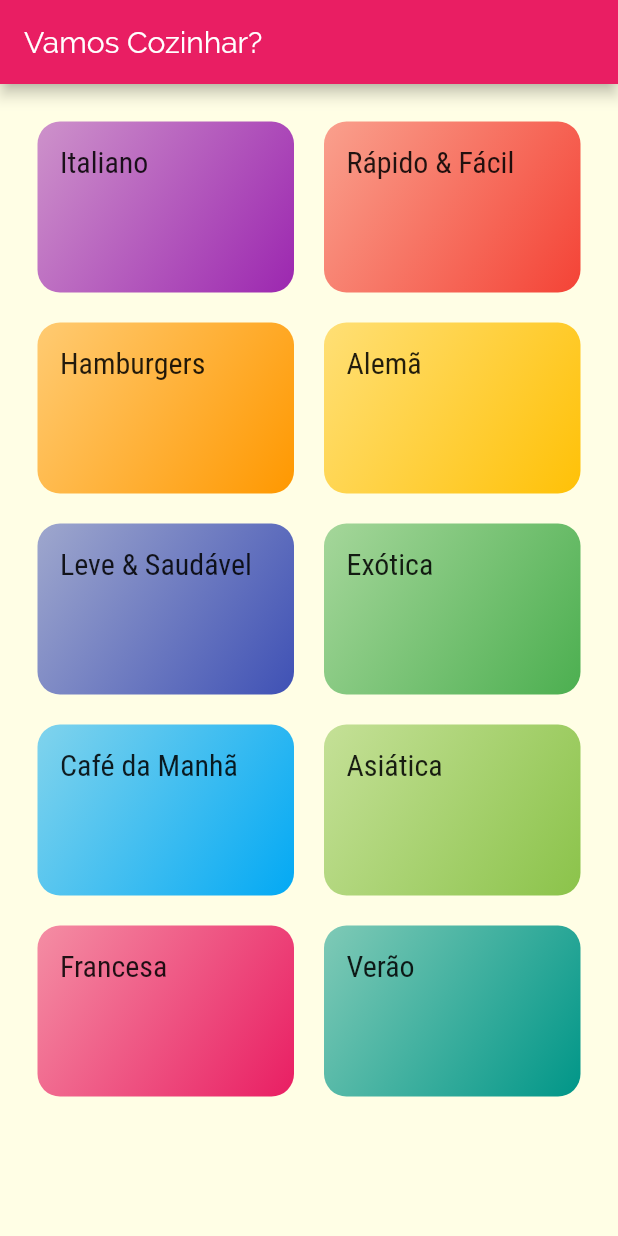
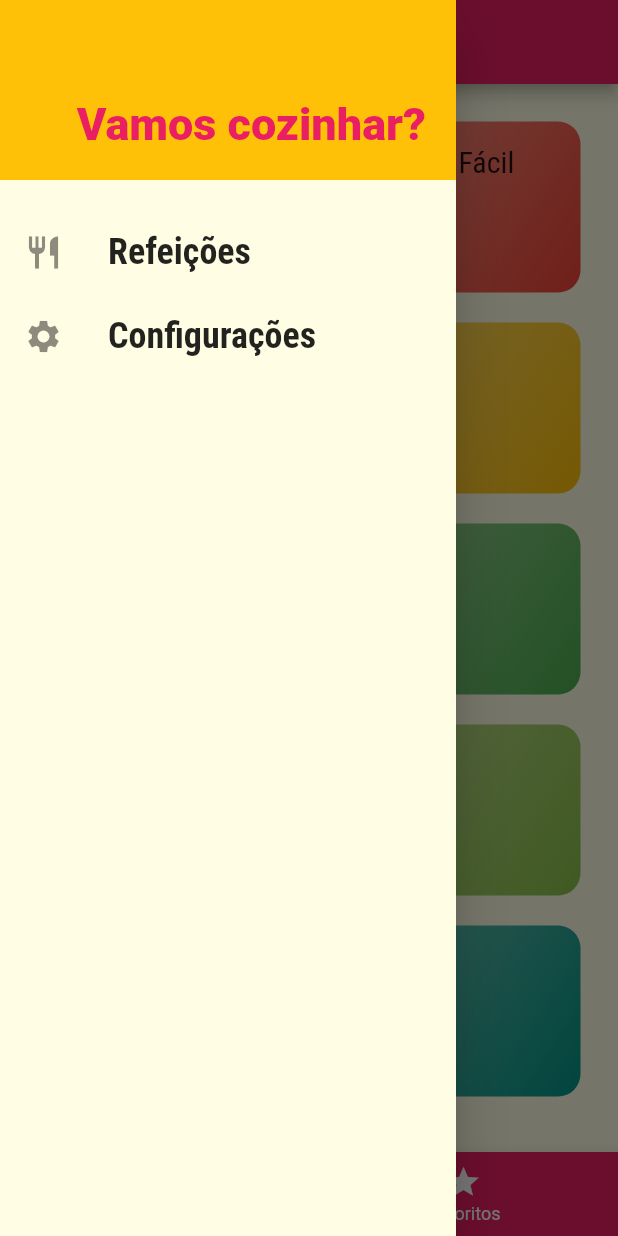
Before and after one commit to lnnalcant/curso-flutter, a Flutter app: the screen it shows after launch, with the side drawer open (before the commit the screen has no drawer), on a phone screen of 412 x 824 dp. Run offline on Flutter 3.47's test engine with Material 2 defaults, Android fonts, the phone set to English and light mode, and no system bars.

Commit message:
feito até a aula 190

```diff
--- /dev/null
+++ b/meals/lib/components/main_drawer.dart
@@ -0,0 +1,51 @@
+import 'package:flutter/material.dart';
+
+class MainDrawer extends StatelessWidget {
+  Widget _createItem(IconData icon, String label) {
+    return ListTile(
+      leading: Icon(
+        icon,
+        size: 26,
+      ),
+      title: Text(
+        label,
+        style: TextStyle(
+          fontFamily: 'RobotoCondensed',
+          fontSize: 24,
+          fontWeight: FontWeight.bold,
+        ),
+      ),
+      onTap: () {},
+    );
+  }
+
+  @override
+  Widget build(BuildContext context) {
+    return Drawer(
+      child: Column(
+        children: <Widget>[
+          Container(
+            height: 120,
+            width: double.infinity,
+            padding: EdgeInsets.all(20),
+            color: Theme.of(context).accentColor,
+            alignment: Alignment.bottomRight,
+            child: Text(
+              'Vamos cozinhar?',
+              style: TextStyle(
+                fontWeight: FontWeight.w900,
+                fontSize: 30,
+                color: Theme.of(context).primaryColor,
+              ),
+            ),
+          ),
+          SizedBox(
+            height: 20,
+          ),
+          _createItem(Icons.restaurant, 'Refeições'),
+          _createItem(Icons.settings, 'Configurações'),
+        ],
+      ),
+    );
+  }
+}
--- a/meals/lib/main.dart
+++ b/meals/lib/main.dart
@@ -1,7 +1,9 @@
 import 'package:flutter/material.dart';
 
+import 'screens/tabs_screen.dart';
 import 'screens/categories_screen.dart';
 import 'screens/categories_meals_screen.dart';
+import 'screens/meal_detail_screen.dart';
 import 'utils/app_routes.dart';
 
 void main() => runApp(MyApp());
@@ -24,8 +26,9 @@ class MyApp extends StatelessWidget {
             ),
       ),
       routes: {
-        AppRoutes.HOME: (ctx) => CategoriesScreen(),
+        AppRoutes.HOME: (ctx) => TabsScreen(),
         AppRoutes.CATEGORIES_MEALS: (ctx) => CategoriesMealsScreen(),
+        AppRoutes.MEAL_DETAIL: (ctx) => MealDetailScreen(),
       },
     );
   }
--- a/meals/lib/screens/categories_screen.dart
+++ b/meals/lib/screens/categories_screen.dart
@@ -6,11 +6,7 @@ import '../data/dummy_data.dart';
 class CategoriesScreen extends StatelessWidget {
   @override
   Widget build(BuildContext context) {
-    return Scaffold(
-      appBar: AppBar(
-        title: Text('Vamos Cozinhar?'),
-      ),
-      body: GridView(
+    return GridView(
       padding: const EdgeInsets.all(25),
       gridDelegate: SliverGridDelegateWithMaxCrossAxisExtent(
         maxCrossAxisExtent: 200,
@@ -21,7 +17,6 @@ class CategoriesScreen extends StatelessWidget {
       children: DUMMY_CATEGORIES.map((cat) {
         return CategoryItem(cat);
       }).toList(),
-      ),
     );
   }
 }
--- /dev/null
+++ b/meals/lib/screens/tabs_screen.dart
@@ -0,0 +1,54 @@
+import 'package:flutter/material.dart';
+
+import './categories_screen.dart';
+import './favorite_screen.dart';
+import '../components/main_drawer.dart';
+
+class TabsScreen extends StatefulWidget {
+  @override
+  _TabsScreenState createState() => _TabsScreenState();
+}
+
+class _TabsScreenState extends State<TabsScreen> {
+  int _selectedScreenIndex = 0;
+  final List<Map<String, Object>> _screens = [
+    {'title': 'Lista de Categorias', 'screen': CategoriesScreen()},
+    {'title': 'Meus Favoritos', 'screen': FavoriteScreen()},
+  ];
+
+  _selectScreen(int index) {
+    setState(() {
+      _selectedScreenIndex = index;
+    });
+  }
+
+  @override
+  Widget build(BuildContext context) {
+    return Scaffold(
+      appBar: AppBar(
+        title: Text(
+          _screens[_selectedScreenIndex]['title'],
+        ),
+      ),
+      drawer: MainDrawer(),
+      body: _screens[_selectedScreenIndex]['screen'],
+      bottomNavigationBar: BottomNavigationBar(
+        onTap: _selectScreen,
+        backgroundColor: Theme.of(context).primaryColor,
+        unselectedItemColor: Colors.white,
+        selectedItemColor: Theme.of(context).accentColor,
+        currentIndex: _selectedScreenIndex,
+        items: [
+          BottomNavigationBarItem(
+            icon: Icon(Icons.category),
+            title: Text('Categorias'),
+          ),
+          BottomNavigationBarItem(
+            icon: Icon(Icons.star),
+            title: Text('Favoritos'),
+          ),
+        ],
+      ),
+    );
+  }
+}
--- a/meals/lib/utils/app_routes.dart
+++ b/meals/lib/utils/app_routes.dart
@@ -1,4 +1,6 @@
 class AppRoutes {
   static const HOME = '/';
   static const CATEGORIES_MEALS = '/categories-meals';
+  static const MEAL_DETAIL = '/meal-detail';
+  static const SETTINGS = '/settings';
 }
```
Also changed, not shown: meals/lib/components/meal_item.dart (+8 -2 lines), meals/lib/screens/favorite_screen.dart (added, +10 -0 lines), meals/lib/screens/meal_detail_screen.dart (added, +91 -0 lines), meals/lib/screens/settings_screen.dart (added). Lines whose indentation alone changed are shown as unchanged.
